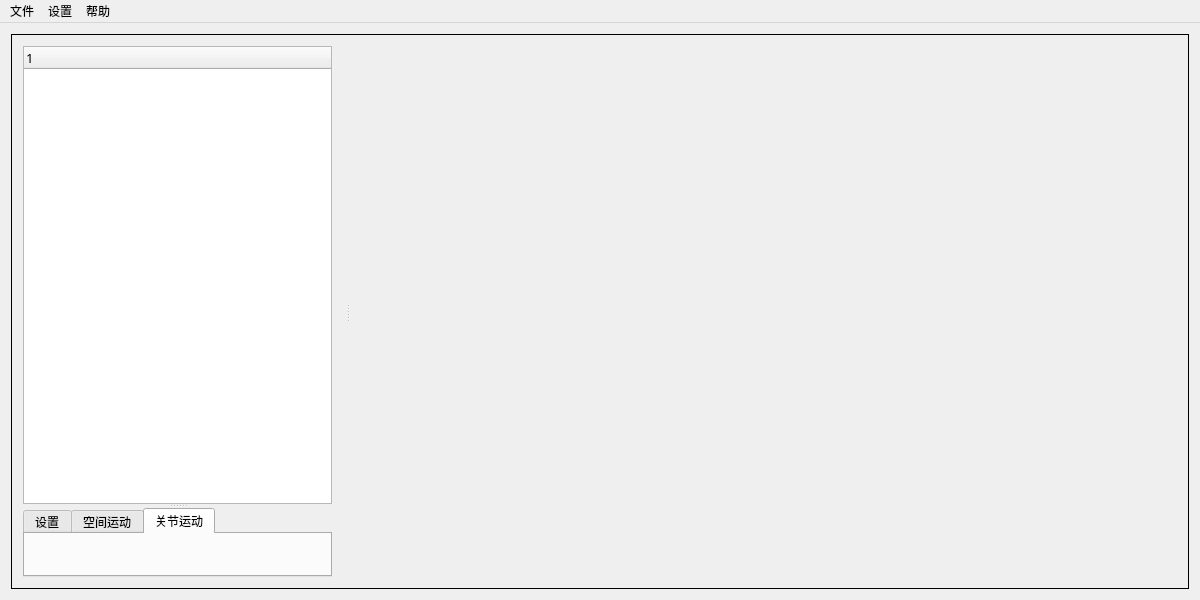
The window that QtWidgetsApplication1/mainwindow.ui (csbebetter/OCC_Qt_Robot) describes before a commit, drawn with Qt 5.
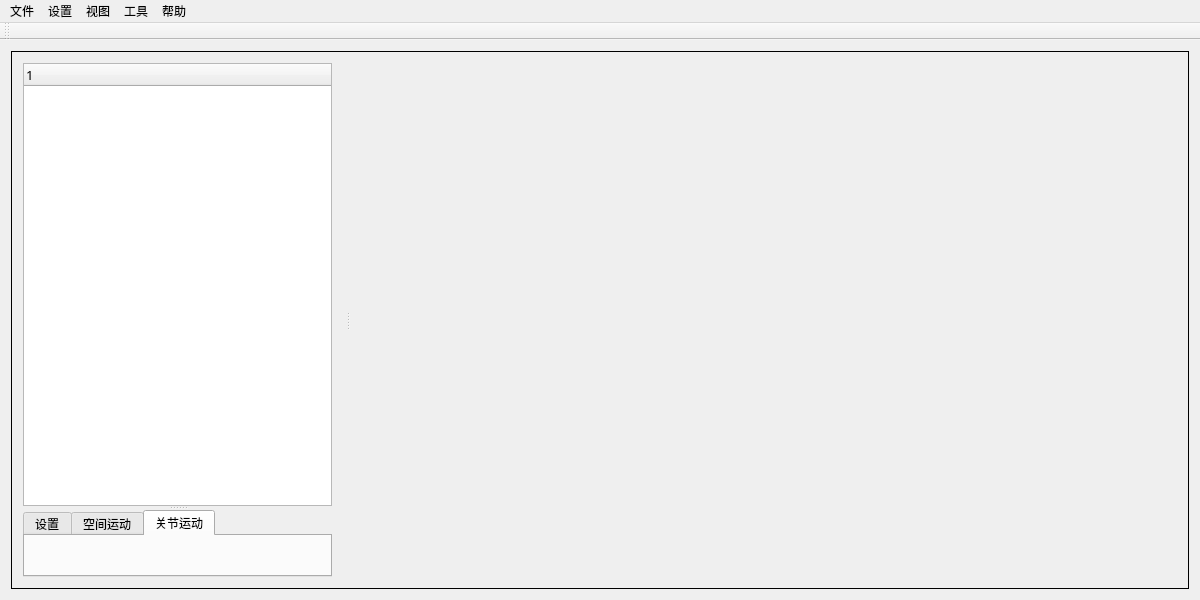
The same window after the commit.

```diff
--- a/QtWidgetsApplication1/mainwindow.ui
+++ b/QtWidgetsApplication1/mainwindow.ui
@@ -71,6 +71,11 @@
              <underline>false</underline>
             </font>
            </property>
+           <column>
+            <property name="text">
+             <string notr="true">1</string>
+            </property>
+           </column>
           </widget>
           <widget class="QTabWidget" name="tabWidget01">
            <property name="enabled">
@@ -176,10 +181,33 @@
     <addaction name="separator"/>
     <addaction name="actionDeveloperState"/>
    </widget>
+   <widget class="QMenu" name="menu">
+    <property name="title">
+     <string>工具</string>
+    </property>
+   </widget>
+   <widget class="QMenu" name="menu_2">
+    <property name="title">
+     <string>视图</string>
+    </property>
+   </widget>
    <addaction name="menuFile"/>
    <addaction name="menuSet"/>
+   <addaction name="menu_2"/>
+   <addaction name="menu"/>
    <addaction name="menuHelp"/>
   </widget>
+  <widget class="QToolBar" name="toolBar">
+   <property name="windowTitle">
+    <string>toolBar</string>
+   </property>
+   <attribute name="toolBarArea">
+    <enum>TopToolBarArea</enum>
+   </attribute>
+   <attribute name="toolBarBreak">
+    <bool>false</bool>
+   </attribute>
+  </widget>
   <action name="actionExport">
    <property name="text">
     <string>导出</string>
```
